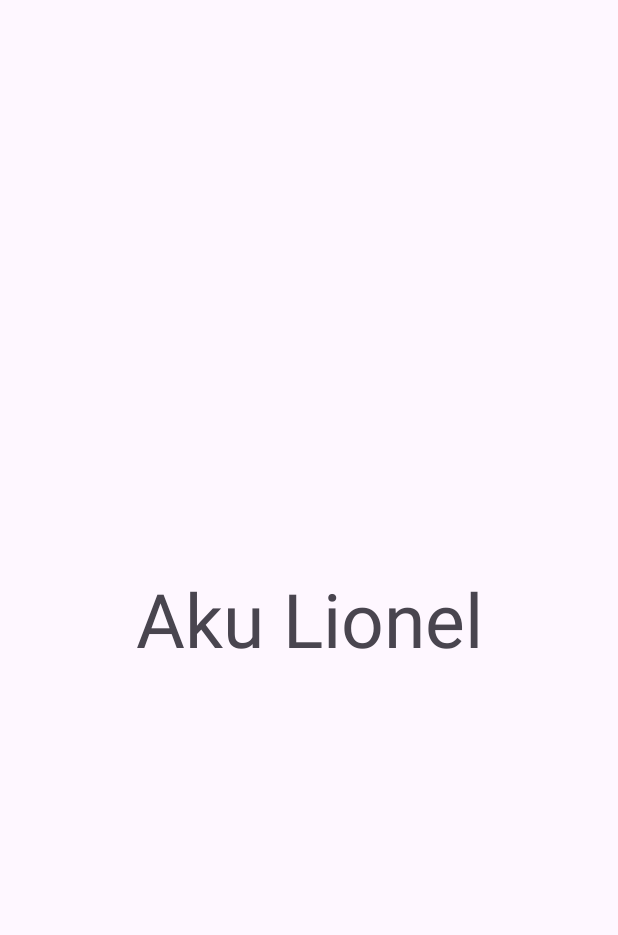
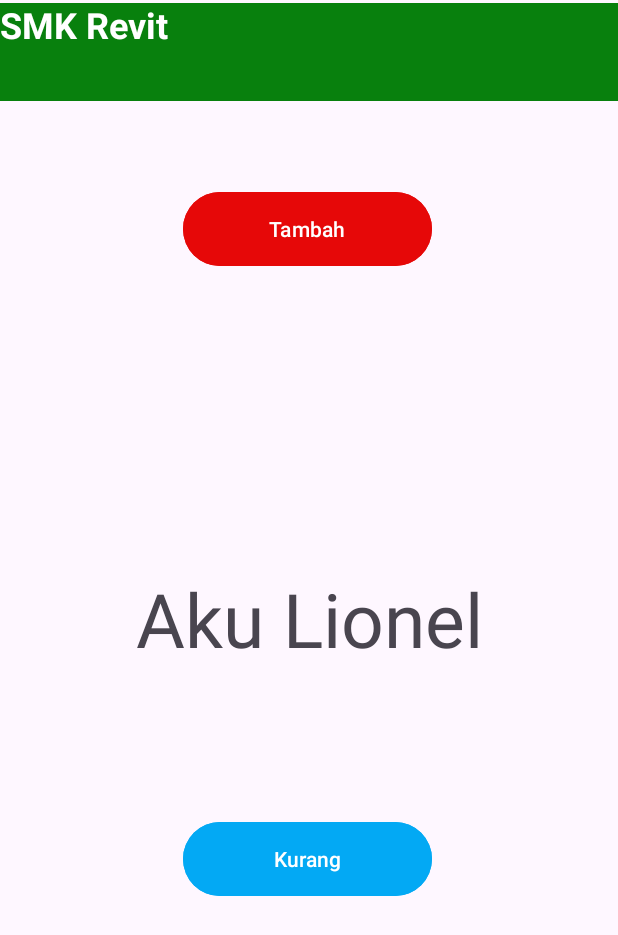
Before and after one commit to FranzOle/Android-Studio-SMK-Revit, an Android app: the screen it shows after launch (MainActivity), on a phone screen of 412 x 824 dp. Shown: the top 935 px of the screen. Run offline under Robolectric (Android 15) with nearby library versions, the phone set to English and light mode, and no system bars.

Commit message:
Video 4
Komponen Android Studio

```diff
--- a/AndroidKelas12/app/src/main/res/layout/activity_main.xml
+++ b/AndroidKelas12/app/src/main/res/layout/activity_main.xml
@@ -8,7 +8,20 @@
     android:visibility="visible"
     tools:context=".MainActivity">
 
+    <Button
+        android:id="@+id/btnKurang"
+        android:layout_width="166dp"
+        android:layout_height="57dp"
+        android:layout_marginTop="544dp"
+        android:backgroundTint="#03A9F4"
+        android:text="Kurang"
+        app:layout_constraintEnd_toEndOf="parent"
+        app:layout_constraintHorizontal_bias="0.497"
+        app:layout_constraintStart_toStartOf="parent"
+        app:layout_constraintTop_toTopOf="parent" />
+
     <TextView
+        android:id="@+id/tvTulisan"
         android:layout_width="wrap_content"
         android:layout_height="wrap_content"
         android:text="Aku Lionel"
@@ -18,4 +31,41 @@
         app:layout_constraintStart_toStartOf="parent"
         app:layout_constraintTop_toTopOf="parent" />
 
+    <Button
+        android:id="@+id/btnTambah"
+        android:layout_width="166dp"
+        android:layout_height="57dp"
+        android:layout_marginTop="124dp"
+        android:backgroundTint="#E60808"
+        android:text="Tambah"
+        app:layout_constraintEnd_toEndOf="parent"
+        app:layout_constraintHorizontal_bias="0.497"
+        app:layout_constraintStart_toStartOf="parent"
+        app:layout_constraintTop_toTopOf="parent" />
+
+    <androidx.appcompat.widget.Toolbar
+        android:id="@+id/toolbar"
+        android:layout_width="511dp"
+        android:layout_height="65dp"
+        android:background="#08800D"
+        android:minHeight="?attr/actionBarSize"
+        android:theme="?attr/actionBarTheme"
+        app:layout_constraintBottom_toTopOf="@+id/btnTambah"
+        app:layout_constraintTop_toTopOf="parent"
+        app:layout_constraintVertical_bias="0.033"
+        tools:layout_editor_absoluteX="-41dp" />
+
+    <TextView
+        android:id="@+id/textView"
+        android:layout_width="wrap_content"
+        android:layout_height="wrap_content"
+        android:text="SMK Revit"
+        android:textColor="#FFFFFF"
+        android:textColorHighlight="#FFFFFF"
+        android:textColorHint="#F8F5F5"
+        android:textSize="24sp"
+        android:textStyle="bold"
+        tools:layout_editor_absoluteX="29dp"
+        tools:layout_editor_absoluteY="27dp" />
+
 </androidx.constraintlayout.widget.ConstraintLayout>
--- a/AndroidKelas12/app/src/main/res/values-night/themes.xml
+++ b/AndroidKelas12/app/src/main/res/values-night/themes.xml
@@ -1,6 +1,6 @@
 <resources xmlns:tools="http://schemas.android.com/tools">
     <!-- Base application theme. -->
-    <style name="Base.Theme.Smkrevit" parent="Theme.Material3.DayNight.NoActionBar">
+    <style name="Base.Theme.Smkrevit" parent="Theme.Material3.Light.NoActionBar">
         <!-- Customize your dark theme here. -->
         <!-- <item name="colorPrimary">@color/my_dark_primary</item> -->
     </style>
--- a/AndroidKelas12/app/src/main/res/values/themes.xml
+++ b/AndroidKelas12/app/src/main/res/values/themes.xml
@@ -1,6 +1,6 @@
 <resources xmlns:tools="http://schemas.android.com/tools">
     <!-- Base application theme. -->
-    <style name="Base.Theme.Smkrevit" parent="Theme.Material3.DayNight.NoActionBar">
+    <style name="Base.Theme.Smkrevit" parent="Theme.Material3.Light.NoActionBar">
         <!-- Customize your light theme here. -->
         <!-- <item name="colorPrimary">@color/my_light_primary</item> -->
     </style>
```
